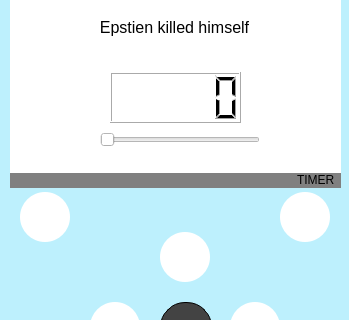
This is MyGUI/mainwindow.ui in CodexJeff/MCT-Device-Interface as Qt 5 draws it before an edit; both pictures show x 0 to 349 and y 108 to 428 of the 349 by 663 pixel window. The edited form follows.
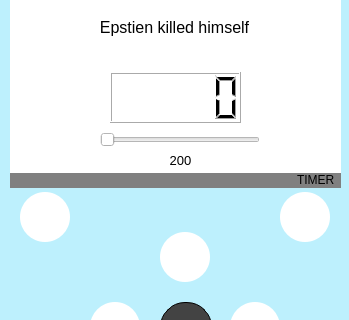
This is the edited form. Icons and pictures are not drawn.

```diff
--- a/MyGUI/mainwindow.ui
+++ b/MyGUI/mainwindow.ui
@@ -834,6 +834,27 @@
       <enum>Qt::Horizontal</enum>
      </property>
     </widget>
+    <widget class="QLabel" name="freqLbl">
+     <property name="geometry">
+      <rect>
+       <x>140</x>
+       <y>160</y>
+       <width>61</width>
+       <height>16</height>
+      </rect>
+     </property>
+     <property name="font">
+      <font>
+       <pointsize>10</pointsize>
+      </font>
+     </property>
+     <property name="text">
+      <string>200</string>
+     </property>
+     <property name="alignment">
+      <set>Qt::AlignCenter</set>
+     </property>
+    </widget>
    </widget>
    <zorder>pushButton_6</zorder>
    <zorder>Bluetooth_On</zorder>
```
